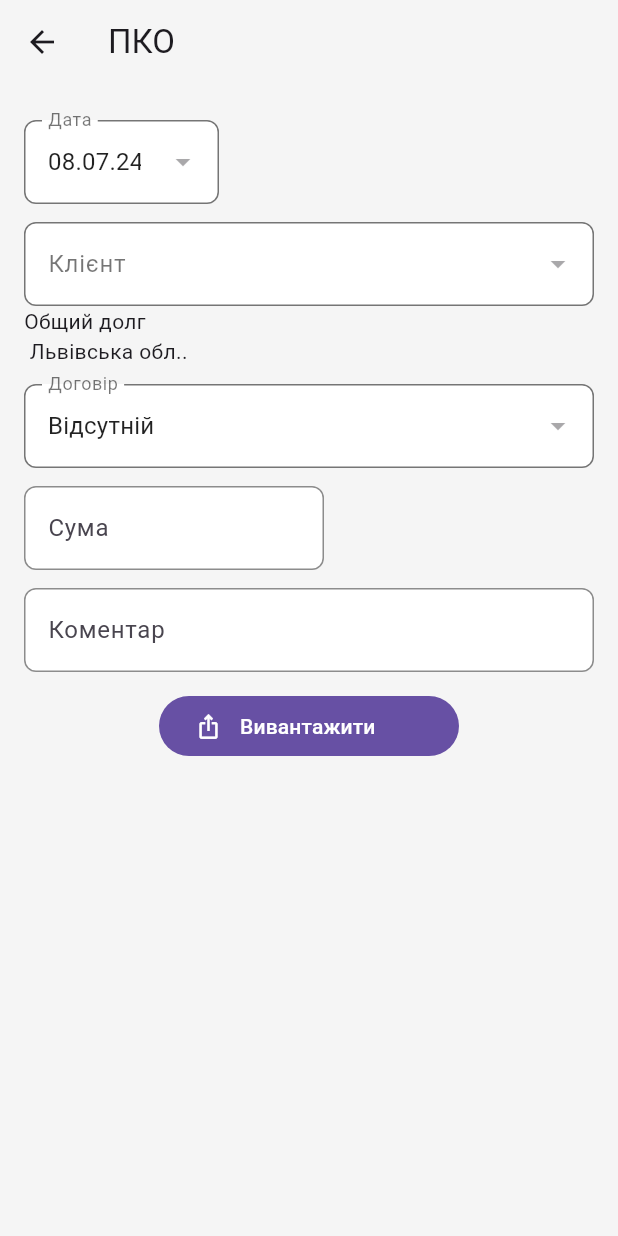
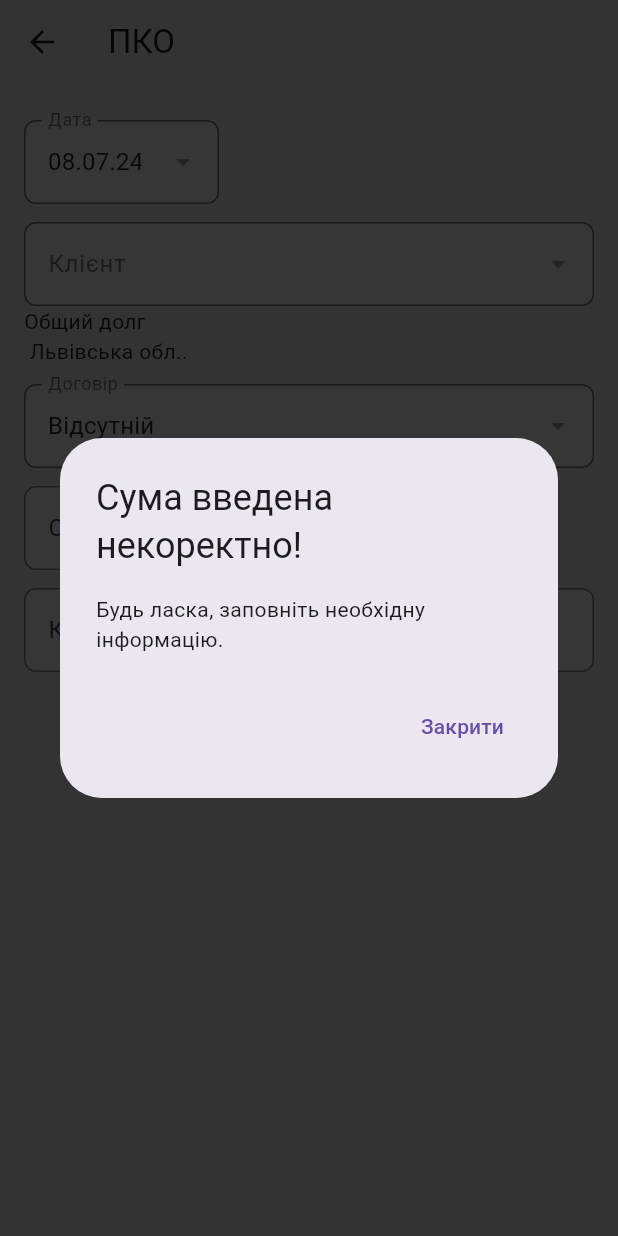
Before and after one commit to NazariiTkachyshyn/mobi_c, a Flutter app: the _CreatePKOPage screen opened directly, after a tap on "Вивантажити", on a phone screen of 412 x 824 dp. Run offline on Flutter 3.47's test engine with Material 3 defaults, Android fonts, the phone set to English and light mode, and no system bars; our stand-ins replace bloc, cloud_firestore, equatable, firebase_core, flutter_bloc, flutter_slidable and 4 more; accounts and stored records are empty; generated files the repository leaves out were written again.

Commit message:
Опис змін: додано нові функції

```diff
--- a/lib/feature/create_pko/cubit/create_pko_cubit.dart
+++ b/lib/feature/create_pko/cubit/create_pko_cubit.dart
@@ -22,7 +22,6 @@ class CreatePKOCubit extends Cubit<CreatePKOState> {
     emit(state.copyWith(selectedDate: date));
   }
 
-  // Methods to update the state
   void updateDate(DateTime date) {
     emit(state.copyWith(selectedDate: date));
   }
@@ -36,8 +35,6 @@ class CreatePKOCubit extends Cubit<CreatePKOState> {
             counterpartyKey: counterparty.refKey,
             partnerKey: counterparty.refKey)));
     await getContracts(counterparty.refKey);
-    print(state.contracts);
-    await getDiscount(state.contracts.first.refKey);
   }
 
   Future<void> getContracts(String ownerKey) async {
@@ -73,41 +70,73 @@ class CreatePKOCubit extends Cubit<CreatePKOState> {
     emit(state.copyWith(sum: value));
   }
 
+  double getSum() {
+    return state.sum;
+  }
+
   String formatDateTime(DateTime dateTime) {
     final DateFormat formatter = DateFormat('yyyy-MM-ddTHH:mm:ss');
     return formatter.format(dateTime);
   }
 
+  bool counterPartyIsEmpty() {
+    return state.counterparty == Counterparty.empty;
+  }
+
   Map<String, dynamic> toJson() {
     return {
+      "DeletionMark": false,
       "Date": state.selectedDate!.toIso8601String(),
+      "Posted": true,
       "Организация_Key": Config.organizationKey,
+      "Касса_Key": Config.kasa.ref,
+      "Подразделение_Key": "00000000-0000-0000-0000-000000000000",
+      "ВидОперации": "ОплатаПокупателя",
+      "Контрагент": state.counterparty.refKey,
+      //"Контрагент_Type": "StandardODATA.Catalog_Контрагенты",
+      "ДоговорКонтрагента_Key": state.contracts[0].refKey,
+      "ВалютаДокумента_Key": "7fc302bf-2248-11e1-b864-002354e1ef1c",
       "СуммаДокумента": state.sum.toString(),
-      "Касса_Key": "c5f03dd7-224c-11ee-b91b-3ca82a229d6f",
+      "ПринятоОт": state.counterparty.fullDescription,
+      "ОтраженоВОперУчете": true,
+      "Оплачено": true,
+      "Ответственный_Key": Config.responsibleUser,
       "Комментарий": state.comment,
+      "ОтражатьВУправленческомУчете": true,
+      "ОтражатьВБухгалтерскомУчете": true,
+      "СтатьяДвиженияДенежныхСредств_Key":
+          "eb3df34e-24c9-46b6-9967-3ab8deacf6d3",
+      "СчетОрганизации_Key": "00000000-0000-0000-0000-000000000000",
+      "ОтражатьВНалоговомУчете": true,
+      "РасшифровкаПлатежа": [
+        {
+          "LineNumber": "1",
+          "ДоговорКонтрагента_Key": state.counterparty.refKey,
+          "КурсВзаиморасчетов": 1,
+          "СуммаПлатежа": state.sum.toString(),
+          "КратностьВзаиморасчетов": "1",
+          "СуммаВзаиморасчетов": state.sum.toString(),
+          "СтавкаНДС": "",
+          "СуммаНДС": 0,
+          "ЗаТару": false,
+        }
+      ],
     };
   }
 
   Future<void> sendPostRequest() async {
-    final url = Uri.parse(
-        'http://192.168.2.50:81/virok_kup/odata/standard.odata/Document_ПриходныйКассовыйОрдер?\$top=2&\$format=json');
+    final url = Uri.http(Config.odataHost,
+        "${Config.odataPath}/Document_ПриходныйКассовыйОрдер?\$format=json");
     final headers = {
       'Authorization': Config.basicAuth,
     };
     final body = jsonEncode(toJson());
 
+    // ignore: unused_local_variable
     final response = await http.post(
       url,
       headers: headers,
       body: body,
     );
-
-    if (response.statusCode == 201) {
-      print('Запит успішний!');
-      print(response.body);
-    } else {
-      print('Запит не вдався: ${response.statusCode}');
-      print(response.body);
-    }
   }
 }
--- a/lib/feature/create_pko/ui/create_PKO_page.dart
+++ b/lib/feature/create_pko/ui/create_PKO_page.dart
@@ -6,7 +6,6 @@ import 'package:mobi_c/feature/create_order/create_order_client/cerate_order_cli
 import 'package:mobi_c/feature/create_order/create_order_repo/create_order_repo.dart';
 import 'package:mobi_c/feature/create_pko/cubit/create_pko_cubit.dart';
 import 'package:mobi_c/common/common.dart';
-import 'package:mobi_c/feature/create_pko/models/order_data.dart';
 import 'package:mobi_c/services/data_base/object_box/models/counterparty.dart';
 
 class CreatePKOPage extends StatelessWidget {
@@ -67,7 +66,6 @@ class _CreatePKOPageState extends State<_CreatePKOPage> {
             icon: const Icon(Icons.arrow_back),
           ),
           title: const Text('ПКО'),
-          actions: const [],
         ),
         body: BlocBuilder<CreatePKOCubit, CreatePKOState>(
           builder: (context, state) {
@@ -85,12 +83,6 @@ class _CreatePKOPageState extends State<_CreatePKOPage> {
                                 .format(state.selectedDate ?? DateTime.now()),
                             lableText: 'Дата',
                             onTap: _onSelectDate)),
-                    // const Padding(padding: EdgeInsets.all(6)),
-                    // TextFielButton(
-                    //   //text: state.counterparty.description,
-                    //   lableText: 'Фірма',
-                    //   onTap: () {},
-                    // ),
                     const Padding(padding: EdgeInsets.all(6)),
                     TextFielButton(
                       text: state.counterparty.description,
@@ -117,12 +109,6 @@ class _CreatePKOPageState extends State<_CreatePKOPage> {
                       },
                     ),
                     const Padding(padding: EdgeInsets.all(6)),
-                    // TextFielButton(
-                    //   //text: state.counterparty.description,
-                    //   lableText: 'Основа',
-                    //   onTap: () {},
-                    // ),
-                    // const Padding(padding: EdgeInsets.all(6)),
                     SizedBox(
                         width: 200,
                         child: TextField(
@@ -133,6 +119,9 @@ class _CreatePKOPageState extends State<_CreatePKOPage> {
                             ),
                             onChanged: (value) {
                               currentValue = value;
+                              context
+                                  .read<CreatePKOCubit>()
+                                  .setSum(double.parse(currentValue));
                             },
                             onEditingComplete: () {
                               context
@@ -146,19 +135,71 @@ class _CreatePKOPageState extends State<_CreatePKOPage> {
                       ),
                       onTap: () {},
                     ),
-                    // const Padding(padding: EdgeInsets.all(6)),
-                    // TextFielButton(
-                    //   //text: state.counterparty.description,
-                    //   lableText: 'Категорії',
-                    //   onTap: () {},
-                    // ),
                     const Padding(padding: EdgeInsets.all(6)),
                     Center(
                       child: SizedBox(
                         width: 200,
                         child: FilledButton(
                           onPressed: () {
-                            context.read<CreatePKOCubit>().sendPostRequest();
+                            if (context
+                                .read<CreatePKOCubit>()
+                                .counterPartyIsEmpty()) {
+                              showDialog(
+                                context: context,
+                                builder: (BuildContext context) {
+                                  return AlertDialog(
+                                    title:
+                                        const Text('Контрагент не заповнений'),
+                                    content: const Text(
+                                        'Контрагент не заповнений. Будь ласка, заповніть необхідну інформацію.'),
+                                    actions: [
+                                      TextButton(
+                                        onPressed: () {
+                                          Navigator.of(context).pop();
+                                        },
+                                        child: const Text('Закрити'),
+                                      ),
+                                      TextButton(
+                                        onPressed: () {
+                                          Navigator.of(context).pop();
+                                          _onSelectCounterparty();
+                                        },
+                                        child: const Text('Ок'),
+                                      ),
+                                    ],
+                                  );
+                                },
+                              );
+                            }
+                            if (context.read<CreatePKOCubit>().getSum() <= 0) {
+                              showDialog(
+                                context: context,
+                                builder: (BuildContext context) {
+                                  return AlertDialog(
+                                    title:
+                                        const Text('Сума введена некоректно!'),
+                                    content: const Text(
+                                        'Будь ласка, заповніть необхідну інформацію.'),
+                                    actions: [
+                                      TextButton(
+                                        onPressed: () {
+                                          Navigator.of(context).pop();
+                                        },
+                                        child: const Text('Закрити'),
+                                      ),
+                                    ],
+                                  );
+                                },
+                              );
+                            } else {
+                              context.read<CreatePKOCubit>().sendPostRequest();
+                              ScaffoldMessenger.of(context).showSnackBar(
+                                const SnackBar(
+                                  content: Text('Операція успішна!'),
+                                  duration: Duration(seconds: 2),
+                                ),
+                              );
+                            }
                           },
                           child: const Row(
                             children: [
@@ -231,7 +272,7 @@ class _CreatePKOPageState extends State<_CreatePKOPage> {
                             ),
                           )
                         : Text(
-                            'Договір відсутня',
+                            'Договір відсутній',
                             style: theme.textTheme.titleMedium,
                           );
                   },
```
Also changed, not shown: lib/feature/create_order/ui/create_order_page.dart (+13 -12 lines), lib/feature/create_pko/models/order_data.dart (deleted, +0 -19 lines).
